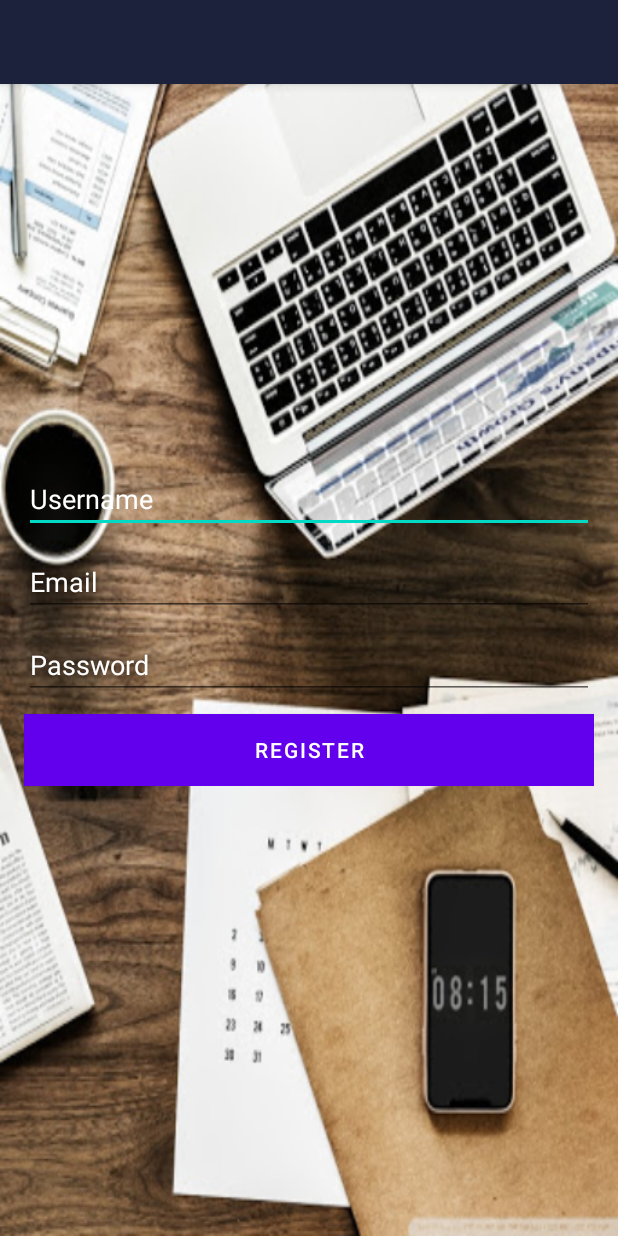
After one commit to aghos4306/messenger-app, an Android app: the RegisterActivity screen opened directly, with no data from a screen before it, on a phone screen of 412 x 824 dp. The commit adds this screen. Run offline under Robolectric (Android 15) with nearby library versions, the phone set to English and light mode, and no system bars.

Commit message:
build startup activity and other activities

```diff
--- /dev/null
+++ b/app/src/main/java/com/aghogho/messengerappmuzz/RegisterActivity.kt
@@ -0,0 +1,11 @@
+package com.aghogho.messengerappmuzz
+
+import androidx.appcompat.app.AppCompatActivity
+import android.os.Bundle
+
+class RegisterActivity : AppCompatActivity() {
+    override fun onCreate(savedInstanceState: Bundle?) {
+        super.onCreate(savedInstanceState)
+        setContentView(R.layout.activity_register)
+    }
+}
--- /dev/null
+++ b/app/src/main/res/layout/activity_register.xml
@@ -0,0 +1,79 @@
+<?xml version="1.0" encoding="utf-8"?>
+<RelativeLayout xmlns:android="http://schemas.android.com/apk/res/android"
+    xmlns:app="http://schemas.android.com/apk/res-auto"
+    xmlns:tools="http://schemas.android.com/tools"
+    android:layout_width="match_parent"
+    android:layout_height="match_parent"
+    android:background="@drawable/register"
+    tools:context=".RegisterActivity">
+
+    <com.google.android.material.appbar.AppBarLayout
+        android:layout_width="match_parent"
+        android:layout_height="wrap_content"
+        android:theme="@style/ThemeOverlay.MaterialComponents.Dark">
+
+        <androidx.appcompat.widget.Toolbar
+            android:id="@+id/toolbar_register"
+            android:layout_width="match_parent"
+            android:layout_height="wrap_content"
+            android:background="@color/colorPrimaryDark"
+            app:popupTheme="@style/ThemeOverlay.MaterialComponents.Dark">
+
+        </androidx.appcompat.widget.Toolbar>
+
+    </com.google.android.material.appbar.AppBarLayout>
+
+    <LinearLayout
+        android:layout_width="match_parent"
+        android:layout_height="wrap_content"
+        android:padding="16dp"
+        android:gravity="center_horizontal"
+        android:orientation="vertical"
+        android:layout_centerInParent="true">
+
+        <EditText
+            android:id="@+id/username_register"
+            android:layout_width="match_parent"
+            android:layout_height="wrap_content"
+            android:inputType="text"
+            android:hint="@string/username_register"
+            android:textColor="@color/white"
+            android:layout_marginTop="10dp"
+            android:textColorHint="@color/white"
+            />
+
+        <EditText
+            android:id="@+id/email_register"
+            android:layout_width="match_parent"
+            android:layout_height="wrap_content"
+            android:inputType="textEmailAddress"
+            android:hint="@string/email"
+            android:textColor="@color/white"
+            android:layout_marginTop="10dp"
+            android:textColorHint="@color/white"
+            />
+
+        <EditText
+            android:id="@+id/password_register"
+            android:layout_width="match_parent"
+            android:layout_height="wrap_content"
+            android:inputType="textPassword"
+            android:hint="@string/password"
+            android:textColor="@color/white"
+            android:layout_marginTop="10dp"
+            android:textColorHint="@color/white"
+            />
+
+        <Button
+            android:id="@+id/register_btn"
+            android:layout_width="match_parent"
+            android:layout_height="wrap_content"
+            android:text="@string/register_btn"
+            android:layout_marginTop="10dp"
+            android:textColor="@color/white"
+            android:background="@color/colorPrimaryDark"
+            />
+
+    </LinearLayout>
+
+</RelativeLayout>
--- a/app/src/main/res/values/strings.xml
+++ b/app/src/main/res/values/strings.xml
@@ -4,4 +4,9 @@
     <string name="username">Username</string>
     <!-- TODO: Remove or change this placeholder text -->
     <string name="hello_blank_fragment">Hello blank fragment</string>
+    <string name="email">Email</string>
+    <string name="password">Password</string>
+    <string name="username_register">Username</string>
+    <string name="register_btn">Register</string>
+    <string name="login_btn">Login</string>
 </resources>
```
Also changed, not shown: app/src/main/AndroidManifest.xml (+15 -0 lines), app/src/main/java/com/aghogho/messengerappmuzz/LoginActivity.kt (added, +11 -0 lines), app/src/main/java/com/aghogho/messengerappmuzz/WelcomeActivity.kt (added, +11 -0 lines), app/src/main/res/layout/activity_login.xml (added, +68 -0 lines), app/src/main/res/layout/activity_welcome.xml (added, +44 -0 lines).
